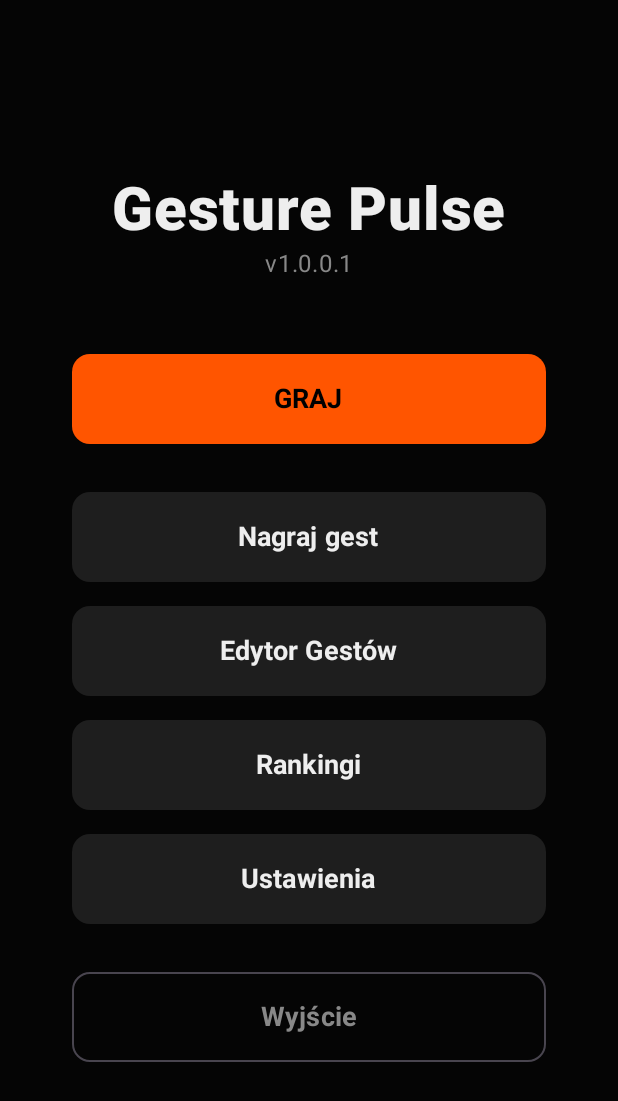
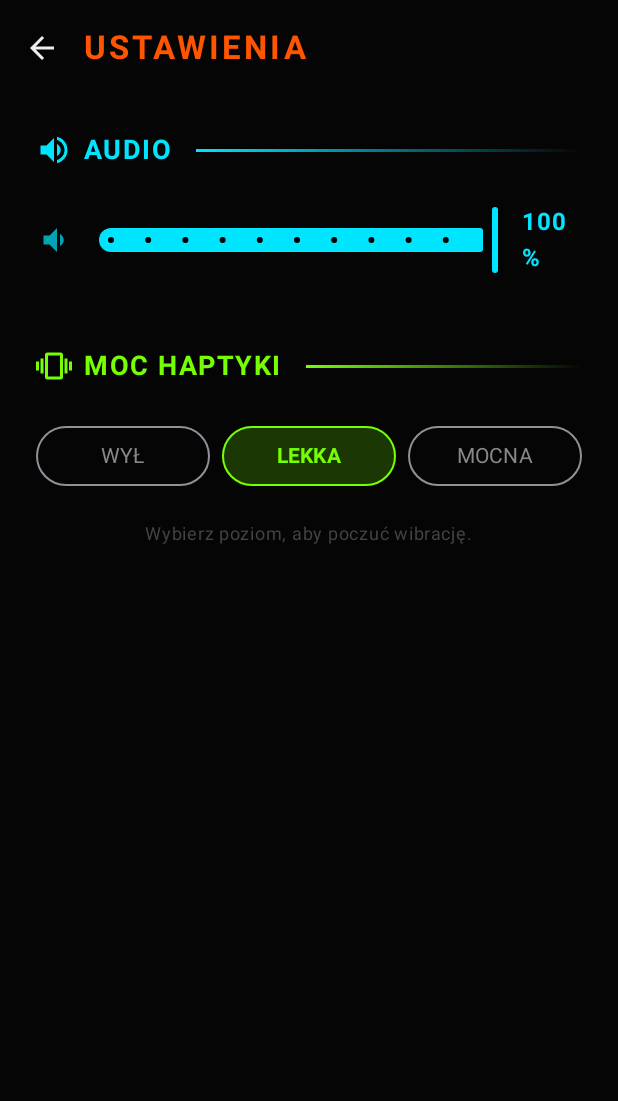
Before and after one commit to jakub7038/Gesture-Pulse, an Android app built with Jetpack Compose: the screen it shows after launch (MainActivity), after a tap on "Ustawienia", on a phone screen of 412 x 824 dp. Shown: the top 1101 px of the screen. Run offline under Robolectric (Android 15) with nearby library versions, the phone set to English and light mode, and no system bars.

Commit message:
ustawienia i takie tam

```diff
--- a/app/src/main/java/com/example/gesturepulse/MainActivity.kt
+++ b/app/src/main/java/com/example/gesturepulse/MainActivity.kt
@@ -93,6 +93,11 @@ class MainActivity : ComponentActivity() {
                         composable("rankings") {
                             RankingScreen(navController = navController)
                         }
+
+                        // --- Ustawienia ---
+                        composable("settings") {
+                            SettingsScreen(navController = navController)
+                        }
                     }
                 }
             }
@@ -169,7 +174,7 @@ fun MainMenuScreen(navController: NavController, modifier: Modifier = Modifier)
 
         MenuButton(
             text = "Ustawienia",
-            onClick = { /*TODO: navController.navigate("settings")*/ },
+            onClick = { navController.navigate("settings") },
             color = MaterialTheme.colorScheme.surfaceVariant,
             textColor = MaterialTheme.colorScheme.onSurface
         )
--- /dev/null
+++ b/app/src/main/java/com/example/gesturepulse/SettingsScreen.kt
@@ -0,0 +1,237 @@
+package com.example.gesturepulse
+
+import android.content.Context
+import android.media.AudioAttributes
+import android.os.VibrationEffect
+import android.os.VibratorManager
+import androidx.compose.foundation.BorderStroke
+import androidx.compose.foundation.background
+import androidx.compose.foundation.layout.*
+import androidx.compose.material.icons.Icons
+import androidx.compose.material.icons.automirrored.filled.ArrowBack
+import androidx.compose.material.icons.automirrored.filled.VolumeDown
+import androidx.compose.material.icons.automirrored.filled.VolumeUp
+import androidx.compose.material.icons.filled.Vibration
+import androidx.compose.material3.*
+import androidx.compose.runtime.*
+import androidx.compose.ui.Alignment
+import androidx.compose.ui.Modifier
+import androidx.compose.ui.graphics.Brush
+import androidx.compose.ui.graphics.Color
+import androidx.compose.ui.platform.LocalContext
+import androidx.compose.ui.text.font.FontWeight
+import androidx.compose.ui.unit.dp
+import androidx.compose.ui.unit.sp
+import androidx.core.content.edit
+import androidx.navigation.NavController
+
+object SettingsManager {
+    private const val PREF_NAME = "gesture_pulse_settings"
+    private const val KEY_VOLUME = "volume_level"
+    private const val KEY_VIBRATION = "vibration_strength"
+
+    const val VIBRATION_OFF = 0
+    const val VIBRATION_LIGHT = 1
+    const val VIBRATION_STRONG = 2
+
+    fun saveVolume(context: Context, volume: Float) {
+        context.getSharedPreferences(PREF_NAME, Context.MODE_PRIVATE).edit { putFloat(KEY_VOLUME, volume) }
+    }
+
+    fun getVolume(context: Context): Float {
+        return context.getSharedPreferences(PREF_NAME, Context.MODE_PRIVATE).getFloat(KEY_VOLUME, 1.0f)
+    }
+
+    fun saveVibrationStrength(context: Context, strength: Int) {
+        context.getSharedPreferences(PREF_NAME, Context.MODE_PRIVATE).edit { putInt(KEY_VIBRATION, strength) }
+    }
+
+    fun getVibrationStrength(context: Context): Int {
+        return context.getSharedPreferences(PREF_NAME, Context.MODE_PRIVATE).getInt(KEY_VIBRATION, VIBRATION_LIGHT)
+    }
+}
+
+@OptIn(ExperimentalMaterial3Api::class)
+@Composable
+fun SettingsScreen(navController: NavController) {
+    val context = LocalContext.current
+
+    var volume by remember { mutableFloatStateOf(SettingsManager.getVolume(context)) }
+    var vibrationStrength by remember { mutableIntStateOf(SettingsManager.getVibrationStrength(context)) }
+
+    val audioColor = MaterialTheme.colorScheme.secondary
+    val vibrationColor = MaterialTheme.colorScheme.tertiary
+
+    Scaffold(
+        topBar = {
+            TopAppBar(
+                title = { Text("USTAWIENIA", fontWeight = FontWeight.Bold, letterSpacing = 2.sp) },
+                navigationIcon = {
+                    IconButton(onClick = { navController.popBackStack() }) {
+                        Icon(Icons.AutoMirrored.Filled.ArrowBack, contentDescription = "Wróć")
+                    }
+                },
+                colors = TopAppBarDefaults.topAppBarColors(
+                    containerColor = MaterialTheme.colorScheme.background,
+                    titleContentColor = MaterialTheme.colorScheme.primary,
+                    navigationIconContentColor = MaterialTheme.colorScheme.onBackground
+                )
+            )
+        },
+        containerColor = MaterialTheme.colorScheme.background
+    ) { padding ->
+        Column(
+            modifier = Modifier
+                .padding(padding)
+                .fillMaxSize()
+                .padding(24.dp),
+            horizontalAlignment = Alignment.CenterHorizontally
+        ) {
+            // --- AUDIO ---
+            SettingsSectionHeader("AUDIO", Icons.AutoMirrored.Filled.VolumeUp, audioColor)
+            Spacer(modifier = Modifier.height(24.dp))
+            Row(verticalAlignment = Alignment.CenterVertically, modifier = Modifier.fillMaxWidth()) {
+                Icon(Icons.AutoMirrored.Filled.VolumeDown, null, tint = audioColor.copy(alpha = 0.7f))
+                Spacer(modifier = Modifier.width(16.dp))
+                Slider(
+                    value = volume,
+                    onValueChange = {
+                        volume = it
+                        SettingsManager.saveVolume(context, it)
+                    },
+                    valueRange = 0f..1f,
+                    steps = 9,
+                    modifier = Modifier.weight(1f),
+                    colors = SliderDefaults.colors(
+                        thumbColor = audioColor,
+                        activeTrackColor = audioColor,
+                        activeTickColor = Color.Black,
+                        inactiveTrackColor = MaterialTheme.colorScheme.surfaceVariant
+                    )
+                )
+                Spacer(modifier = Modifier.width(16.dp))
+                Text(
+                    "${(volume * 100).toInt()}%",
+                    color = audioColor,
+                    fontWeight = FontWeight.Bold,
+                    modifier = Modifier.width(40.dp)
+                )
+            }
+
+            Spacer(modifier = Modifier.height(48.dp))
+
+            // --- WIBRACJE ---
+            SettingsSectionHeader("MOC HAPTYKI", Icons.Default.Vibration, vibrationColor)
+
+            Spacer(modifier = Modifier.height(24.dp))
+
+            Row(
+                modifier = Modifier.fillMaxWidth(),
+                horizontalArrangement = Arrangement.spacedBy(8.dp)
+            ) {
+                // KModifier.weight(1f) miejsce po równo
+                VibrationButton(
+                    label = "WYŁ",
+                    strengthLevel = SettingsManager.VIBRATION_OFF,
+                    currentSelection = vibrationStrength,
+                    activeColor = MaterialTheme.colorScheme.error,
+                    modifier = Modifier.weight(1f)
+                ) {
+                    vibrationStrength = it
+                    SettingsManager.saveVibrationStrength(context, it)
+                }
+
+                VibrationButton(
+                    label = "LEKKA",
+                    strengthLevel = SettingsManager.VIBRATION_LIGHT,
+                    currentSelection = vibrationStrength,
+                    activeColor = vibrationColor,
+                    modifier = Modifier.weight(1f)
+                ) {
+                    vibrationStrength = it
+                    SettingsManager.saveVibrationStrength(context, it)
+                    forceVibration(context, it)
+                }
+
+                VibrationButton(
+                    label = "MOCNA",
+                    strengthLevel = SettingsManager.VIBRATION_STRONG,
+                    currentSelection = vibrationStrength,
+                    activeColor = vibrationColor,
+                    modifier = Modifier.weight(1f)
+                ) {
+                    vibrationStrength = it
+                    SettingsManager.saveVibrationStrength(context, it)
+                    forceVibration(context, it)
+                }
+            }
+
+            Spacer(modifier = Modifier.height(16.dp))
+            Text("Wybierz poziom, aby poczuć wibrację.", fontSize = 12.sp, color = Color.DarkGray)
+        }
+    }
+}
+
+// --- POMOCNICZE ---
+@Composable
+fun SettingsSectionHeader(text: String, icon: androidx.compose.ui.graphics.vector.ImageVector, color: Color) {
+    Row(verticalAlignment = Alignment.CenterVertically, modifier = Modifier.fillMaxWidth()) {
+        Icon(icon, contentDescription = null, tint = color)
+        Spacer(modifier = Modifier.width(8.dp))
+        Text(text, fontSize = 18.sp, fontWeight = FontWeight.Bold, color = color, letterSpacing = 1.sp)
+        Spacer(modifier = Modifier.width(16.dp))
+        Box(modifier = Modifier.weight(1f).height(2.dp).background(Brush.horizontalGradient(colors = listOf(color, Color.Transparent))))
+    }
+}
+
+@Composable
+fun VibrationButton(
+    label: String,
+    strengthLevel: Int,
+    currentSelection: Int,
+    activeColor: Color,
+    modifier: Modifier = Modifier,
+    onClick: (Int) -> Unit
+) {
+    val isSelected = strengthLevel == currentSelection
+    OutlinedButton(
+        onClick = { onClick(strengthLevel) },
+        colors = ButtonDefaults.outlinedButtonColors(
+            containerColor = if (isSelected) activeColor.copy(alpha = 0.2f) else Color.Transparent,
+            contentColor = if (isSelected) activeColor else Color.Gray
+        ),
+        border = BorderStroke(1.dp, if (isSelected) activeColor else MaterialTheme.colorScheme.outline),
+        modifier = modifier
+    ) {
+        Text(
+            text = label,
+            fontWeight = if (isSelected) FontWeight.Bold else FontWeight.Normal,
+            maxLines = 1,
+            overflow = androidx.compose.ui.text.style.TextOverflow.Ellipsis
+        )
+    }
+}
+
+fun forceVibration(context: Context, level: Int) {
+    if (level == SettingsManager.VIBRATION_OFF) return
+
+    val vibratorManager = context.getSystemService(Context.VIBRATOR_MANAGER_SERVICE) as VibratorManager
+    val vibrator = vibratorManager.defaultVibrator
+
+    if (vibrator.hasVibrator()) {
+        val attributes = AudioAttributes.Builder()
+            .setUsage(AudioAttributes.USAGE_ALARM)
+            .setContentType(AudioAttributes.CONTENT_TYPE_SONIFICATION)
+            .build()
+
+        val isStrong = (level == SettingsManager.VIBRATION_STRONG)
+        // Krótszy czas dla "Lekka", dłuższy dla "Mocna"
+        val duration = if (isStrong) 400L else 70L
+        val amplitude = if (isStrong) 255 else 100
+
+        val effect = VibrationEffect.createOneShot(duration, amplitude)
+
+        @Suppress("DEPRECATION")
+        vibrator.vibrate(effect, attributes)
+    }
+}
```
Also changed, not shown: app/src/main/java/com/example/gesturepulse/GameScreen.kt (+36 -5 lines).
